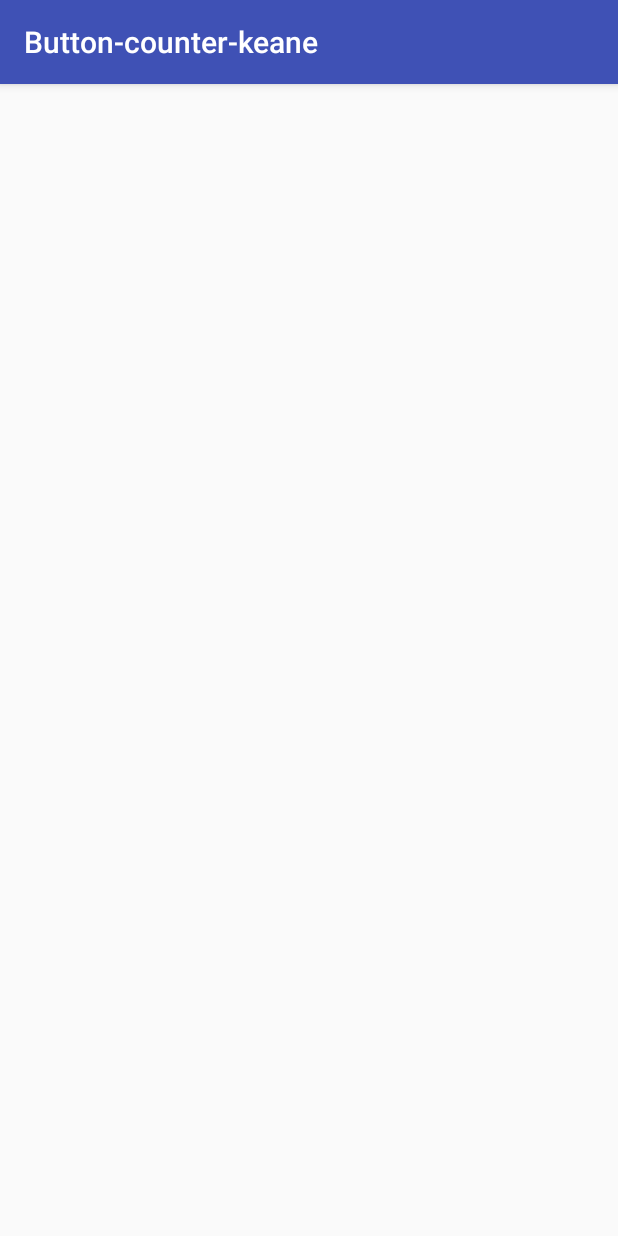
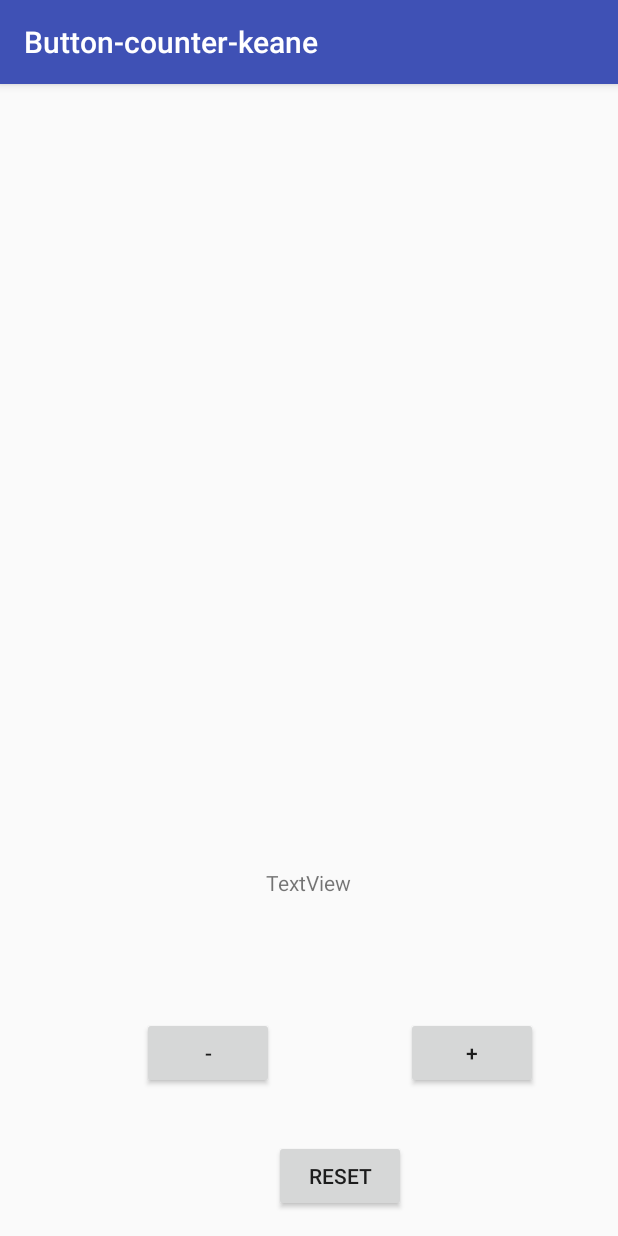
Before and after one commit to keanejc/Button-counter-keane, an Android app: the MainActivity screen opened directly, with no data from a screen before it, on a phone screen of 412 x 824 dp. Run offline under Robolectric (Android 15) with nearby library versions, the phone set to English and light mode, and no system bars.

Commit message:
mostly done; TODOs for increment buttons

```diff
--- a/app/src/main/java/com/introtoandriod/button_counter_keane/MainActivity.java
+++ b/app/src/main/java/com/introtoandriod/button_counter_keane/MainActivity.java
@@ -1,13 +1,84 @@
 package com.introtoandriod.button_counter_keane;
 
+import android.media.Image;
 import android.support.v7.app.AppCompatActivity;
 import android.os.Bundle;
+import android.view.View;
+import android.widget.Button;
+import android.widget.ImageView;
+import android.widget.TextView;
+import android.widget.Toast;
 
 public class MainActivity extends AppCompatActivity {
+
+    private Button button1; // -
+    private Button button2; // +
+    private Button button3; // reset
+    private TextView view;  // #
+    private ImageView image;
+    private int clicks;
+    private int maxClicks = 5;
 
     @Override
     protected void onCreate(Bundle savedInstanceState) {
         super.onCreate(savedInstanceState);
         setContentView(R.layout.activity_main);
+
+        button1 = (Button) findViewById(R.id.button1);
+        button2 = (Button) findViewById(R.id.button2);
+        button3 = (Button) findViewById(R.id.button3);
+        view = (TextView) findViewById(R.id.view);
+        image = (ImageView) findViewById(R.id.image);
+
+        button1.setOnClickListener(new View.OnClickListener() {
+            @Override
+            public void onClick(View v) {
+                //TODO
+                clicks++;
+                if(clicks == maxClicks){
+                    surprise();
+                }
+            }
+        });
+
+
+        button2.setOnClickListener(new View.OnClickListener() {
+            @Override
+            public void onClick(View v) {
+                //TODO
+                clicks++;
+                if(clicks == maxClicks){
+                    surprise();
+                }
+            }
+        });
+
+        button3.setOnClickListener( new View.OnClickListener() {
+            @Override
+            public void onClick( View v){
+                view.setText("0");
+                clicks++;
+                if(clicks == maxClicks){
+                    surprise();
+                }
+            }
+        });
+
+    }
+
+    @Override
+    public void onSaveInstanceState( Bundle savedInstanceState){
+        super.onSaveInstanceState(savedInstanceState);
+        savedInstanceState.putCharSequence("count",view.getText());
+    }
+
+    @Override
+    public void onRestoreInstanceState( Bundle savedInstanceState){
+        super.onRestoreInstanceState(savedInstanceState);
+        view.setText(savedInstanceState.getCharSequence("count"));
+    }
+
+    private void surprise(){
+         image.setVisibility(View.VISIBLE);
     }
 }
--- a/app/src/main/res/layout/activity_main.xml
+++ b/app/src/main/res/layout/activity_main.xml
@@ -1,5 +1,6 @@
 <?xml version="1.0" encoding="utf-8"?>
 <RelativeLayout xmlns:android="http://schemas.android.com/apk/res/android"
+    xmlns:app="http://schemas.android.com/apk/res-auto"
     xmlns:tools="http://schemas.android.com/tools"
     android:id="@+id/activity_main"
     android:layout_width="match_parent"
@@ -10,4 +11,52 @@
     android:paddingTop="@dimen/activity_vertical_margin"
     tools:context="com.introtoandriod.button_counter_keane.MainActivity">
 
+    <Button
+        android:text="@string/string2"
+        android:layout_width="wrap_content"
+        android:layout_height="wrap_content"
+        android:layout_marginRight="37dp"
+        android:layout_marginEnd="37dp"
+        android:id="@+id/button2"
+        android:layout_alignBaseline="@+id/button1"
+        android:layout_alignBottom="@+id/button1"
+        android:layout_alignParentRight="true"
+        android:layout_alignParentEnd="true" />
+
+    <Button
+        android:text="@string/string3"
+        android:layout_width="wrap_content"
+        android:layout_height="wrap_content"
+        android:id="@+id/button3"
+        android:layout_alignParentBottom="true"
+        android:layout_toLeftOf="@+id/button2" />
+
+    <Button
+        android:text="@string/string1"
+        android:layout_width="wrap_content"
+        android:layout_height="wrap_content"
+        android:layout_marginBottom="34dp"
+        android:id="@+id/button1"
+        android:layout_above="@+id/button3"
+        android:layout_toLeftOf="@+id/button3"
+        android:layout_toStartOf="@+id/button3" />
+
+    <TextView
+        android:text="@string/string4"
+        android:layout_width="wrap_content"
+        android:layout_height="wrap_content"
+        android:id="@+id/view"
+        android:layout_above="@+id/button1"
+        android:layout_centerHorizontal="true"
+        android:layout_marginBottom="80dp" />
+
+    <ImageView
+        android:layout_width="wrap_content"
+        android:layout_height="wrap_content"
+        app:srcCompat="@mipmap/ic_launcher"
+        android:id="@+id/image"
+        android:layout_alignBottom="@+id/view"
+        android:layout_centerHorizontal="true"
+        android:layout_marginBottom="56dp"
+        android:visibility="invisible" />
 </RelativeLayout>
--- a/app/src/main/res/values/strings.xml
+++ b/app/src/main/res/values/strings.xml
@@ -1,3 +1,8 @@
 <resources>
     <string name="app_name">Button-counter-keane</string>
+    <string name="string1">-</string>
+    <string name="string2">+</string>
+    <string name="string3">Reset</string>
+    <string name="string4">TextView</string>
+
 </resources>
```
